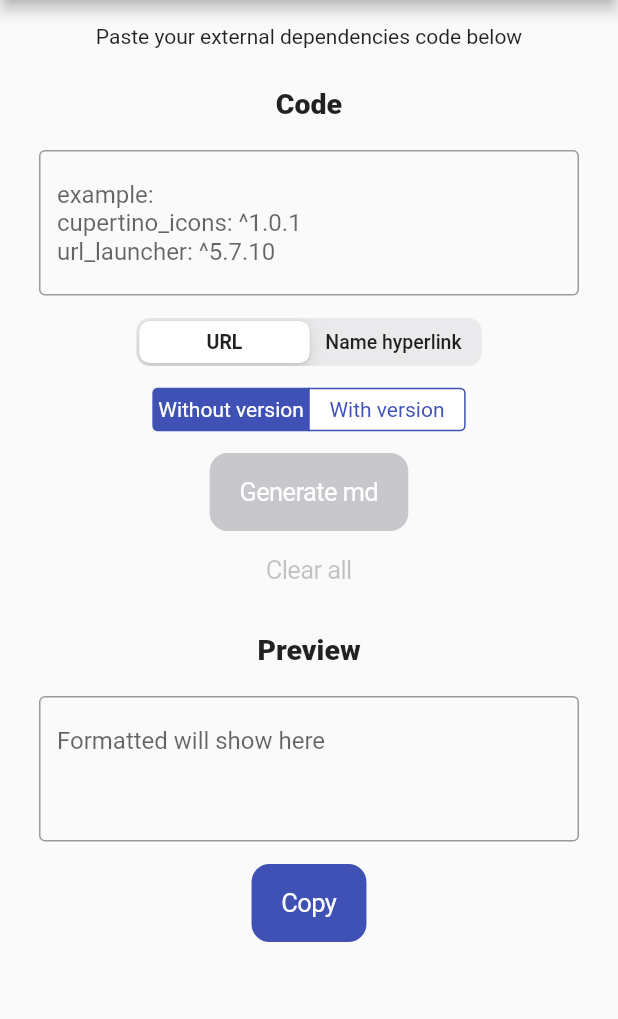
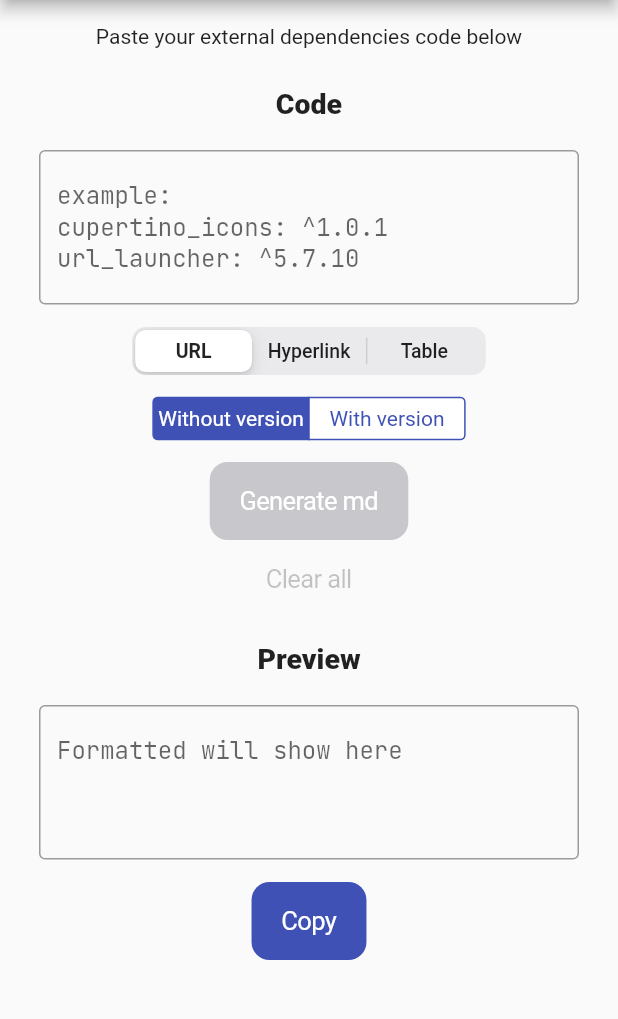
Before and after one commit to iqfareez/pubspec_to_md, a Flutter app: the screen it shows after launch, on a phone screen of 412 x 824 dp, the part 84-1103 px from its top. Run offline on Flutter 3.47's test engine with Material 2 defaults, Android fonts, the phone set to English and light mode, and no system bars; our stand-ins replace fluttertoast.

Commit message:
:rocket: Release web 1.1.3+4

```diff
--- a/lib/main.dart
+++ b/lib/main.dart
@@ -2,14 +2,11 @@ import 'package:flutter/material.dart';
 import 'package:pubspec_to_md/screens/entry_point.dart';
 import 'package:url_launcher/url_launcher.dart';
 
-void main() {
-  runApp(MyApp());
-}
+void main() => runApp(MyApp());
 
 //insipiration https://michaeldyrynda.github.io/readme-generator/
 
 class MyApp extends StatelessWidget {
-  // This widget is the root of your application.
   @override
   Widget build(BuildContext context) {
     return MaterialApp(
--- a/lib/screens/main_screen.dart
+++ b/lib/screens/main_screen.dart
@@ -1,3 +1,5 @@
+import 'dart:ui';
+
 import 'package:flutter/cupertino.dart';
 import 'package:flutter/material.dart';
 import 'package:flutter/services.dart';
@@ -5,7 +7,10 @@ import 'package:fluttertoast/fluttertoast.dart';
 import 'package:pubspec_to_md/utils/conversion_logic.dart';
 import 'package:pubspec_to_md/utils/enums.dart';
 
-var headerTextStyle = TextStyle(fontSize: 19, fontWeight: FontWeight.w800);
+const headerTextStyle = TextStyle(fontSize: 19, fontWeight: FontWeight.w800);
+const codeTextStyle = TextStyle(
+  fontFamily: 'JetBrains Mono',
+);
 
 class MainScreen extends StatefulWidget {
   @override
@@ -38,7 +43,7 @@ class _MainScreenState extends State<MainScreen> {
     super.dispose();
   }
 
-  Row buildWideLayout() {
+  Widget buildWideLayout() {
     return Row(
       crossAxisAlignment: CrossAxisAlignment.start,
       children: [
@@ -55,7 +60,7 @@ class _MainScreenState extends State<MainScreen> {
     );
   }
 
-  Column buildMobileLayout() {
+  Widget buildMobileLayout() {
     return Column(
       children: [
         CodeBoxWidget(
@@ -97,25 +102,13 @@ class _PreviewBoxWidgetState extends State<PreviewBoxWidget> {
           TextField(
             maxLines: null,
             controller: widget.previewTextController,
+            style: codeTextStyle,
             readOnly: true,
             decoration: InputDecoration(
                 border: OutlineInputBorder(),
                 hintText: 'Formatted will show here\n\n'),
           ),
           SizedBox(height: 15),
-          // CupertinoSlidingSegmentedControl(
-          //     children: <int, Widget>{
-          //       0: Text('Raw'),
-          //       1: Text('Rendered'),
-          //     },
-          //     groupValue: currentSegment,
-          //     onValueChanged: (newValue) {
-          //       setState(() {
-          //         currentSegment = newValue;
-          //         print('newValue is $newValue');
-          //       });
-          //     }),
-          // SizedBox(height: 10),
           CupertinoButton.filled(
             disabledColor: CupertinoColors.systemGrey3,
             child: Text(
@@ -183,6 +176,7 @@ class _CodeBoxWidgetState extends State<CodeBoxWidget> {
           //https://www.developerlibs.com/2019/04/flutter-important-aspects-properties-textfield.html
           TextField(
             controller: widget.codeEditController,
+            style: codeTextStyle,
             decoration: InputDecoration(
               border: OutlineInputBorder(),
               hintText:
@@ -201,9 +195,8 @@ class _CodeBoxWidgetState extends State<CodeBoxWidget> {
           CupertinoSlidingSegmentedControl(
               children: <int, Widget>{
                 FormatType.url.index: Text('URL'),
-                FormatType.name.index: Text('Name hyperlink'),
-                // FormatType.simple.index: Text('Simple'),
-                // FormatType.table.index: Text('Table'),
+                FormatType.name.index: Text('Hyperlink'),
+                FormatType.table.index: Text('Table'),
               },
               groupValue: currentFormatTypeSegment,
               onValueChanged: (newValue) {
```
Also changed, not shown: lib/utils/conversion_logic.dart (+17 -0 lines), pubspec.yaml (+5 -5 lines), fonts/JetBrainsMono-Regular.ttf (added), 2 other files.
